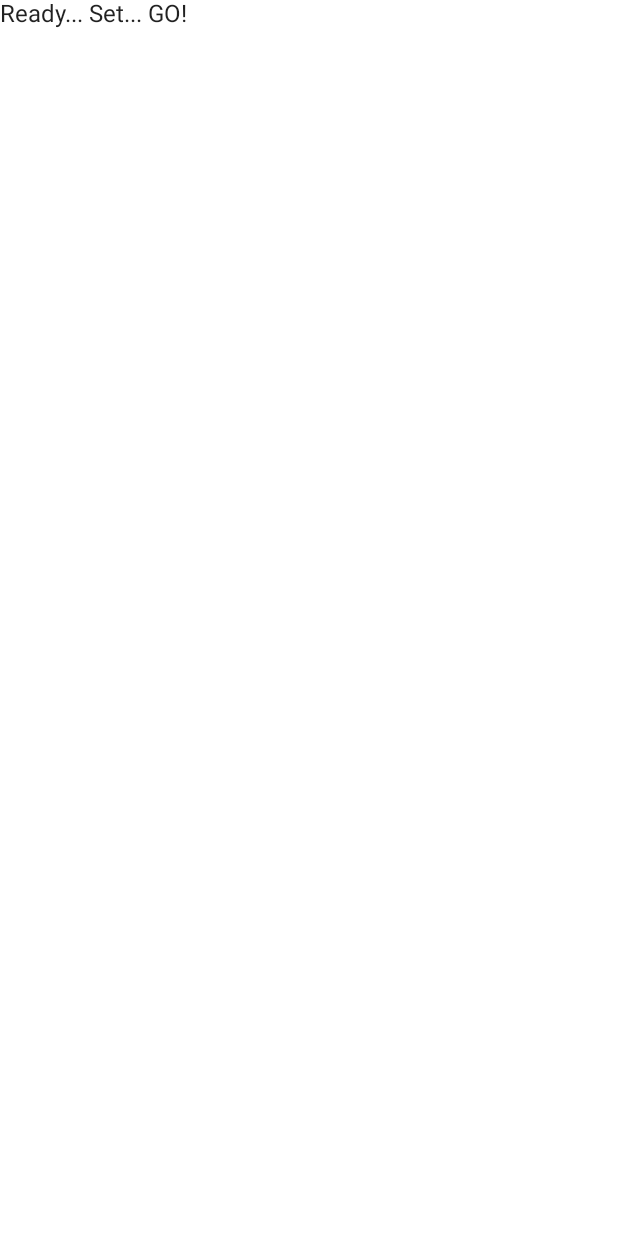
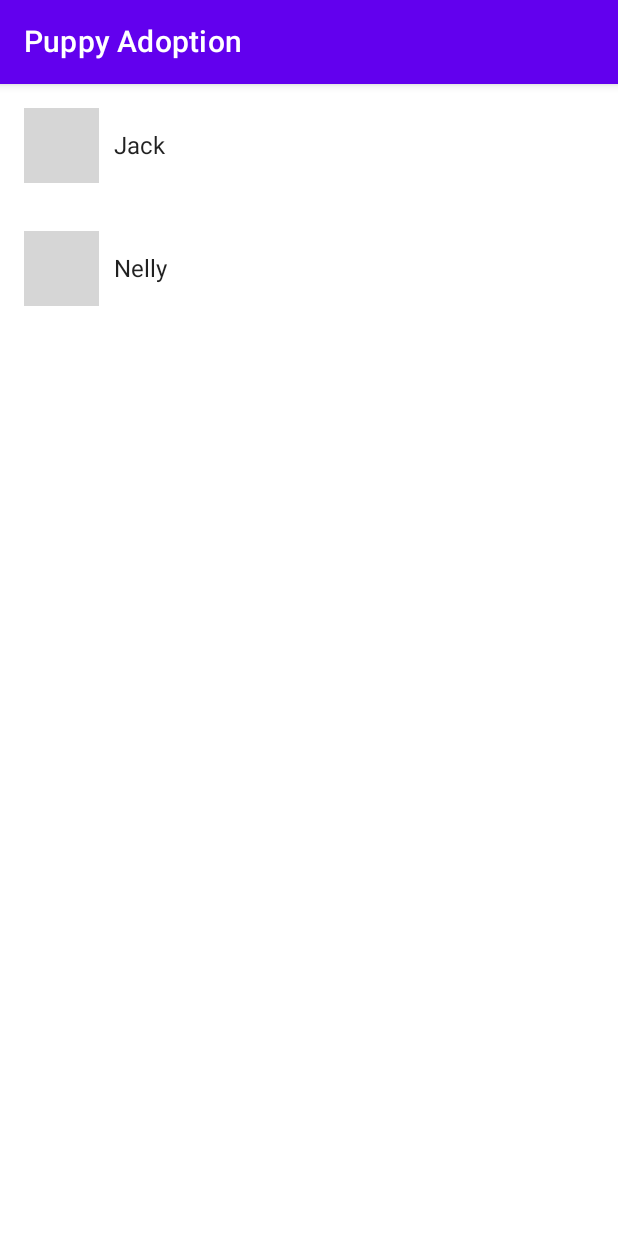
Before and after one commit to ktsiounis/puppy-adoption-app, an Android app built with Jetpack Compose: the screen it shows after launch (MainActivity), on a phone screen of 412 x 824 dp. Before the commit the screen is almost empty. Run offline under Robolectric (Android 15) with nearby library versions, the phone set to English and light mode, and no system bars; libraries missing offline, so code that uses them is left out: dev.chrisbanes.accompanist; 1 statement that could not run was skipped; grey boxes are pictures that could not be loaded.

Commit message:
implement list and list item composables

```diff
--- a/app/build.gradle
+++ b/app/build.gradle
@@ -78,4 +78,5 @@ dependencies {
 
     androidTestImplementation 'androidx.test.ext:junit:1.1.2'
     androidTestImplementation "androidx.compose.ui:ui-test-junit4:$compose_version"
+    implementation "dev.chrisbanes.accompanist:accompanist-coil:0.6.1"
 }
--- a/app/src/main/AndroidManifest.xml
+++ b/app/src/main/AndroidManifest.xml
@@ -12,6 +12,8 @@
 
 <manifest xmlns:android="http://schemas.android.com/apk/res/android"
     package="com.example.androiddevchallenge">
+
+    <uses-permission android:name="android.permission.INTERNET" />
 
     <application
         android:allowBackup="true"
--- a/app/src/main/java/com/example/androiddevchallenge/MainActivity.kt
+++ b/app/src/main/java/com/example/androiddevchallenge/MainActivity.kt
@@ -16,14 +16,22 @@
 package com.example.androiddevchallenge
 
 import android.os.Bundle
+import android.text.Layout
 import androidx.activity.compose.setContent
 import androidx.appcompat.app.AppCompatActivity
-import androidx.compose.material.MaterialTheme
-import androidx.compose.material.Surface
-import androidx.compose.material.Text
+import androidx.compose.foundation.*
+import androidx.compose.foundation.layout.*
+import androidx.compose.foundation.lazy.LazyColumn
+import androidx.compose.foundation.lazy.items
+import androidx.compose.foundation.lazy.rememberLazyListState
+import androidx.compose.material.*
 import androidx.compose.runtime.Composable
+import androidx.compose.ui.Alignment
+import androidx.compose.ui.Modifier
 import androidx.compose.ui.tooling.preview.Preview
+import androidx.compose.ui.unit.dp
 import com.example.androiddevchallenge.ui.theme.MyTheme
+import dev.chrisbanes.accompanist.coil.CoilImage
 
 class MainActivity : AppCompatActivity() {
     override fun onCreate(savedInstanceState: Bundle?) {
@@ -39,8 +47,47 @@ class MainActivity : AppCompatActivity() {
 // Start building your app here!
 @Composable
 fun MyApp() {
-    Surface(color = MaterialTheme.colors.background) {
-        Text(text = "Ready... Set... GO!")
+    Scaffold(
+        topBar = {
+            TopAppBar(
+                title = {
+                    Text(text = "Puppy Adoption")
+                }
+            )
+        }
+    ) {
+        PuppiesList(puppies = arrayListOf(Puppy("Jack"), Puppy("Nelly")))
+    }
+}
+
+@Composable
+fun PuppiesList(puppies: List<Puppy>) {
+    val scrollState = rememberLazyListState()
+
+    LazyColumn(state = scrollState) {
+        items(puppies) {
+            PuppyCard(puppy = it, onClick = { /*TODO*/ })
+        }
+    }
+}
+
+@Composable
+fun PuppyCard(puppy: Puppy,
+              onClick: () -> Unit) {
+    Row(verticalAlignment = Alignment.CenterVertically,
+        modifier = Modifier
+            .clickable(onClick = onClick)
+            .padding(16.dp)
+            .fillMaxWidth()) {
+        CoilImage(
+            data = "https://developer.android.com/images/brand/Android_Robot.png",
+            contentDescription = "Android Logo",
+            modifier = Modifier.size(50.dp)
+        )
+        Spacer(Modifier.width(10.dp))
+        Column {
+            Text(puppy.name)
+        }
     }
 }
 
--- /dev/null
+++ b/app/src/main/java/com/example/androiddevchallenge/Puppy.kt
@@ -0,0 +1,3 @@
+package com.example.androiddevchallenge
+
+data class Puppy (val name: String)
```
